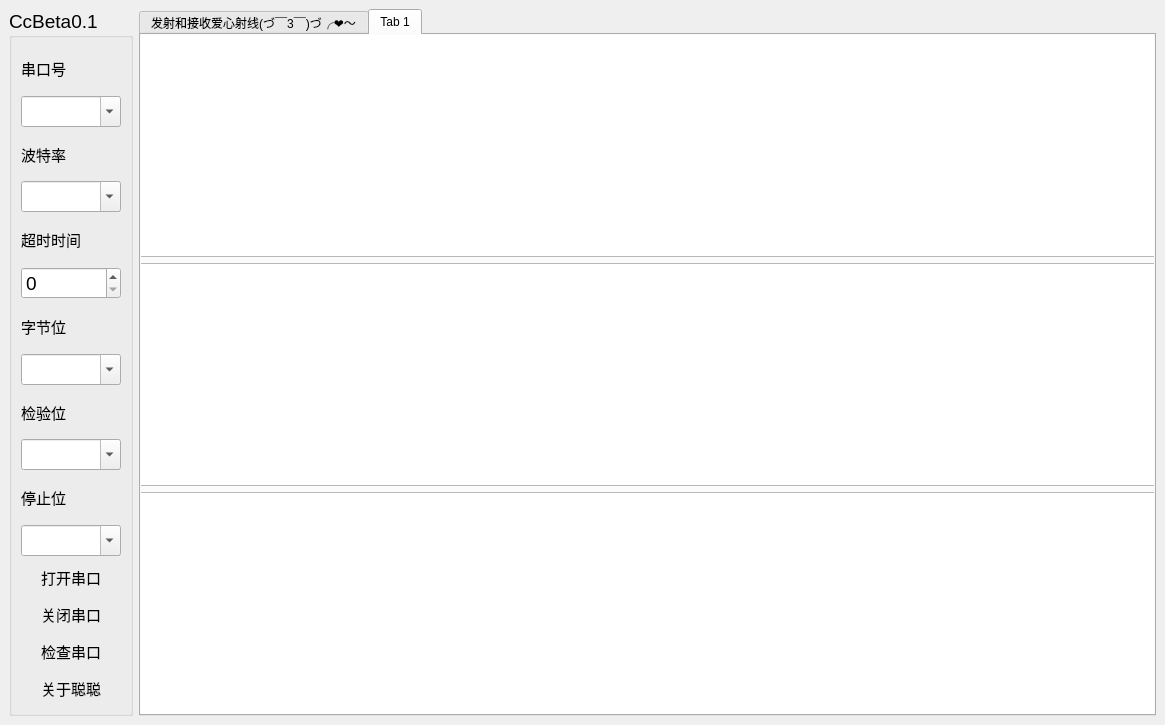
Old version of the form helloSeiral/mainwindow.ui in the repository ZHKU-Robot/pySerialPort.
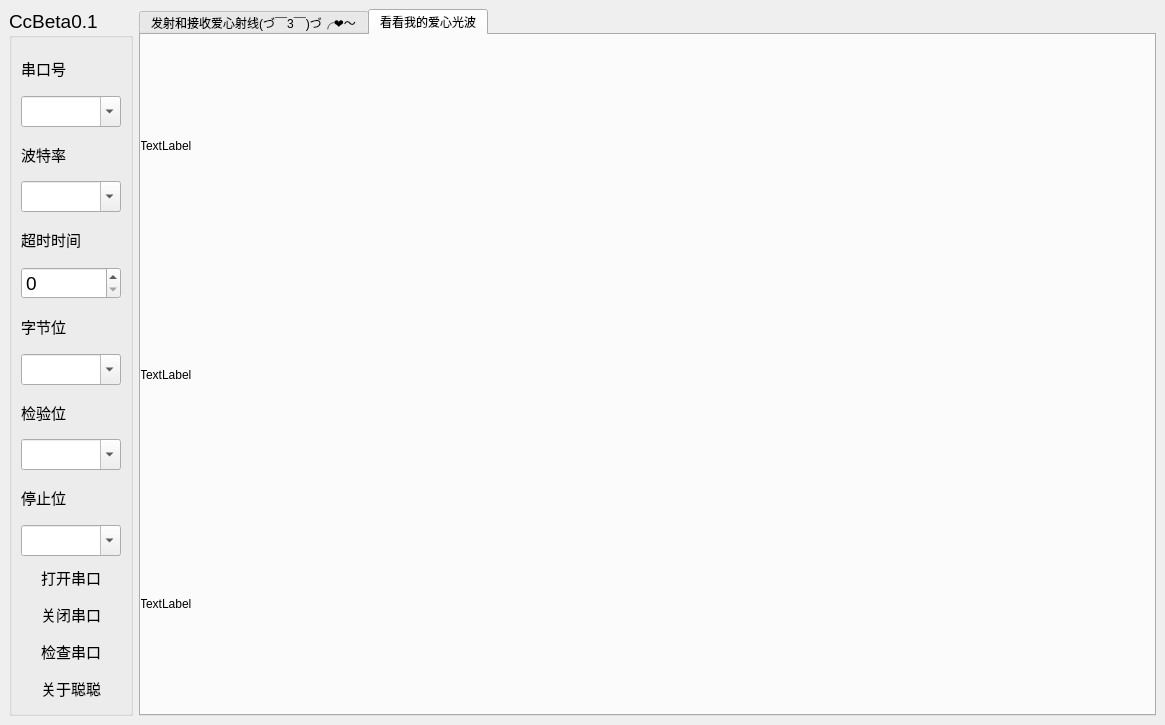
New version of the form. Icons and pictures are not drawn.

The edit to the form file:
```diff
--- a/helloSeiral/mainwindow.ui
+++ b/helloSeiral/mainwindow.ui
@@ -789,7 +789,7 @@
         </widget>
         <widget class="QWidget" name="tab">
          <attribute name="title">
-          <string>Tab 1</string>
+          <string>看看我的爱心光波</string>
          </attribute>
          <widget class="QWidget" name="verticalLayoutWidget_4">
           <property name="geometry">
@@ -802,13 +802,25 @@
           </property>
           <layout class="QVBoxLayout" name="verticalLayout_11">
            <item>
-            <widget class="QGraphicsView" name="graphicsView"/>
+            <widget class="QLabel" name="label">
+             <property name="text">
+              <string>TextLabel</string>
+             </property>
+            </widget>
            </item>
            <item>
-            <widget class="QGraphicsView" name="graphicsView_2"/>
+            <widget class="QLabel" name="label_2">
+             <property name="text">
+              <string>TextLabel</string>
+             </property>
+            </widget>
            </item>
            <item>
-            <widget class="QGraphicsView" name="graphicsView_3"/>
+            <widget class="QLabel" name="label_3">
+             <property name="text">
+              <string>TextLabel</string>
+             </property>
+            </widget>
            </item>
           </layout>
          </widget>
```
